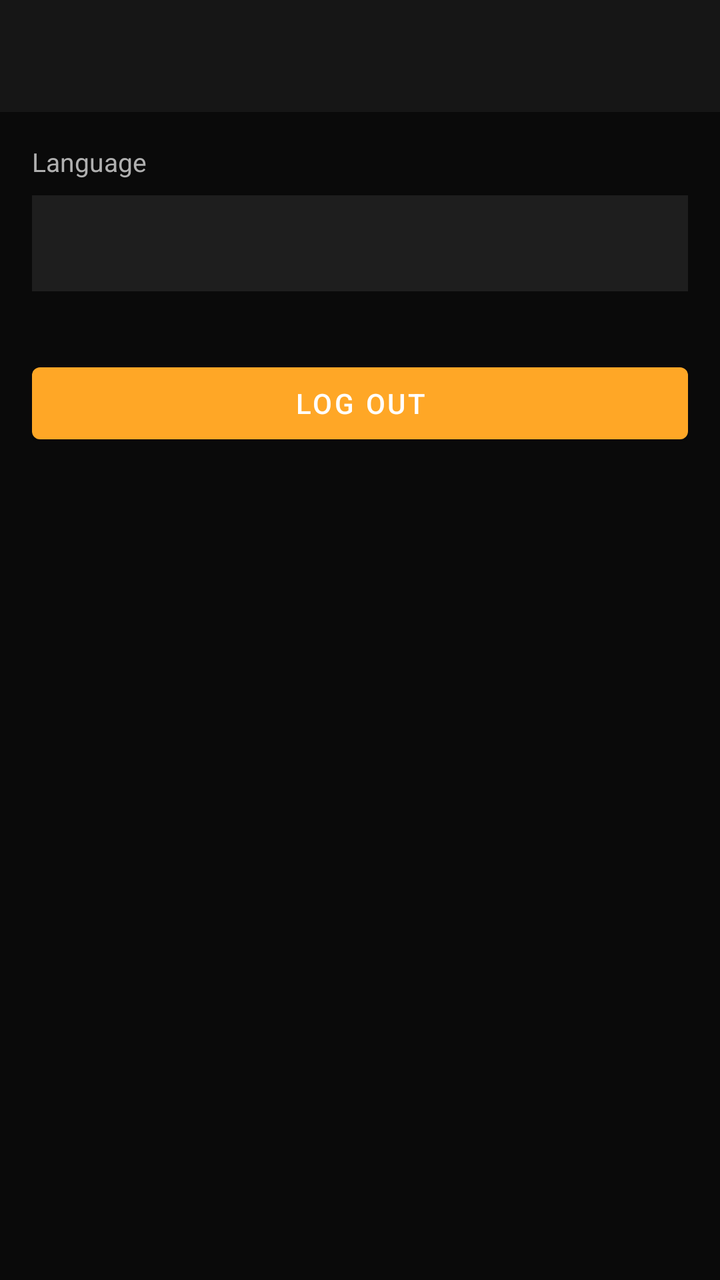
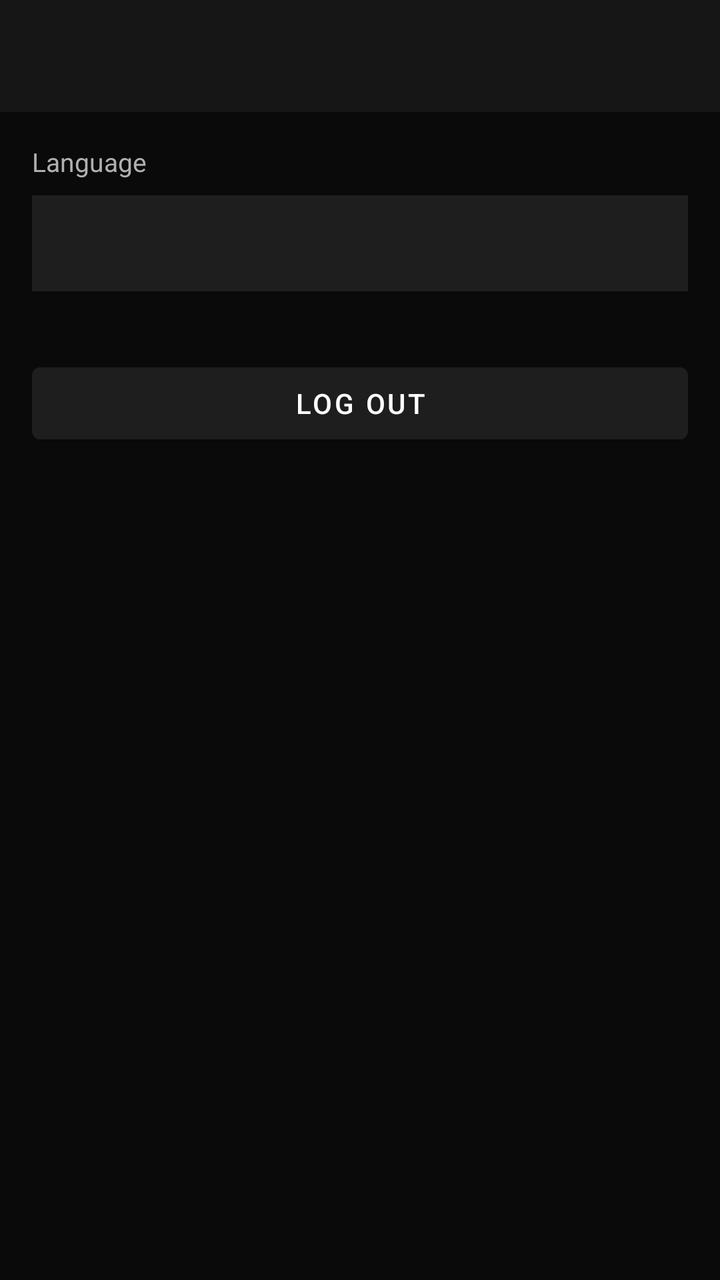

Before-and-after screenshots of an Android layout around one commit, followed by the original layout XML and the change that was made.
<!-- AndroidManifest.xml: application theme Theme.BlankRK -->
<!-- res/layout/activity_settings.xml -->
<?xml version="1.0" encoding="utf-8"?>
<LinearLayout
    xmlns:android="http://schemas.android.com/apk/res/android"
    xmlns:app="http://schemas.android.com/apk/res/app"
    android:layout_width="match_parent"
    android:layout_height="match_parent"
    android:orientation="vertical"
    android:background="@color/bg_primary">

    <androidx.appcompat.widget.Toolbar
        android:id="@+id/toolbar"
        android:layout_width="match_parent"
        android:layout_height="?attr/actionBarSize"
        android:background="@color/bg_secondary"
        android:title="Settings"
        app:titleTextColor="@color/text_primary" />

    <LinearLayout
        android:layout_width="match_parent"
        android:layout_height="wrap_content"
        android:orientation="vertical"
        android:padding="16dp">

        <TextView
            android:layout_width="match_parent"
            android:layout_height="wrap_content"
            android:text="Language"
            android:textColor="@color/text_secondary"
            android:textSize="13sp"
            android:layout_marginBottom="8dp" />

        <Spinner
            android:id="@+id/languageSpinner"
            android:layout_width="match_parent"
            android:layout_height="48dp"
            android:background="@color/bg_card"
            android:padding="8dp" />

        <com.google.android.material.button.MaterialButton
            android:id="@+id/btnLogout"
            android:layout_width="match_parent"
            android:layout_height="wrap_content"
            android:layout_marginTop="32dp"
            android:text="Log Out"
            app:backgroundTint="@color/bg_card"
            android:textColor="@color/text_primary" />

    </LinearLayout>
</LinearLayout>
<!-- resources referenced by this layout -->
<resources>
  <color name="bg_card">#1E1E1E</color>
  <color name="bg_primary">#0A0A0A</color>
  <color name="bg_secondary">#161616</color>
  <color name="text_primary">#FFFFFF</color>
  <color name="text_secondary">#B0B0B0</color>
  <style name="Theme.BlankRK" parent="Theme.MaterialComponents.DayNight.NoActionBar">
          <item name="colorPrimary">@color/accent</item>
          <item name="colorPrimaryDark">@color/bg_primary</item>
          <item name="colorAccent">@color/accent</item>
          <item name="android:windowBackground">@color/bg_primary</item>
          <item name="android:statusBarColor">@color/bg_primary</item>
          <item name="android:navigationBarColor">@color/bg_primary</item>
          <item name="android:windowLightStatusBar">false</item>
      </style>
  <color name="accent">#FFA726</color>
</resources>

<!-- the commit's change to res/layout/activity_settings.xml (unified diff, before → after) -->
@@ -1,7 +1,7 @@
 <?xml version="1.0" encoding="utf-8"?>
 <LinearLayout
     xmlns:android="http://schemas.android.com/apk/res/android"
-    xmlns:app="http://schemas.android.com/apk/res/app"
+    xmlns:app="http://schemas.android.com/apk/res-auto"
     android:layout_width="match_parent"
     android:layout_height="match_parent"
     android:orientation="vertical"
